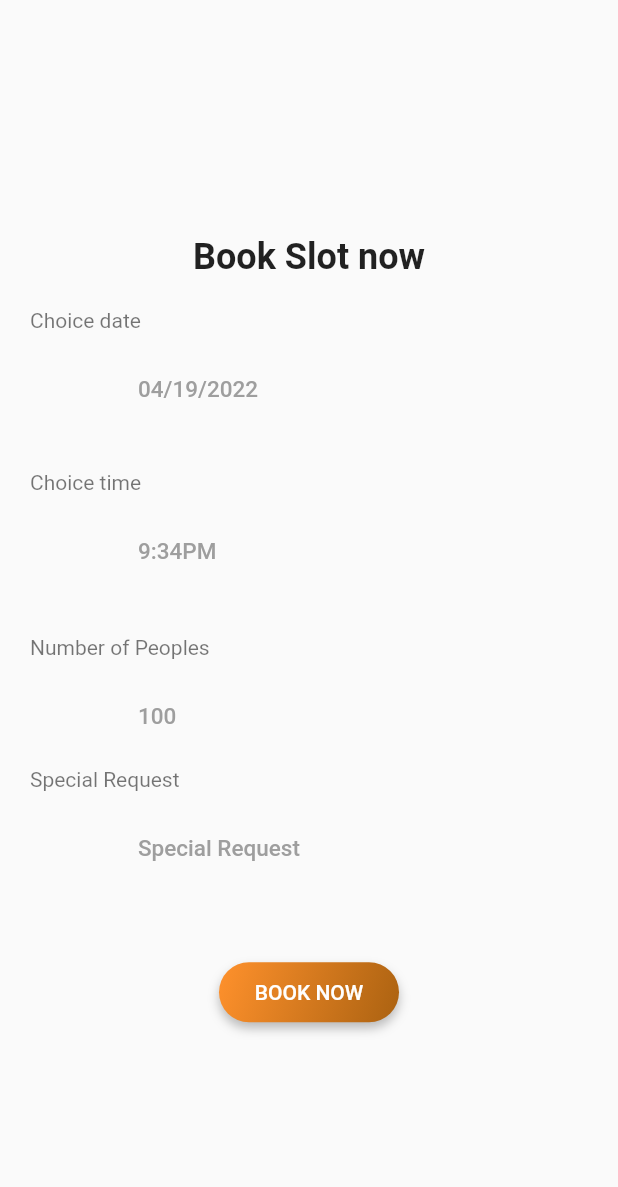
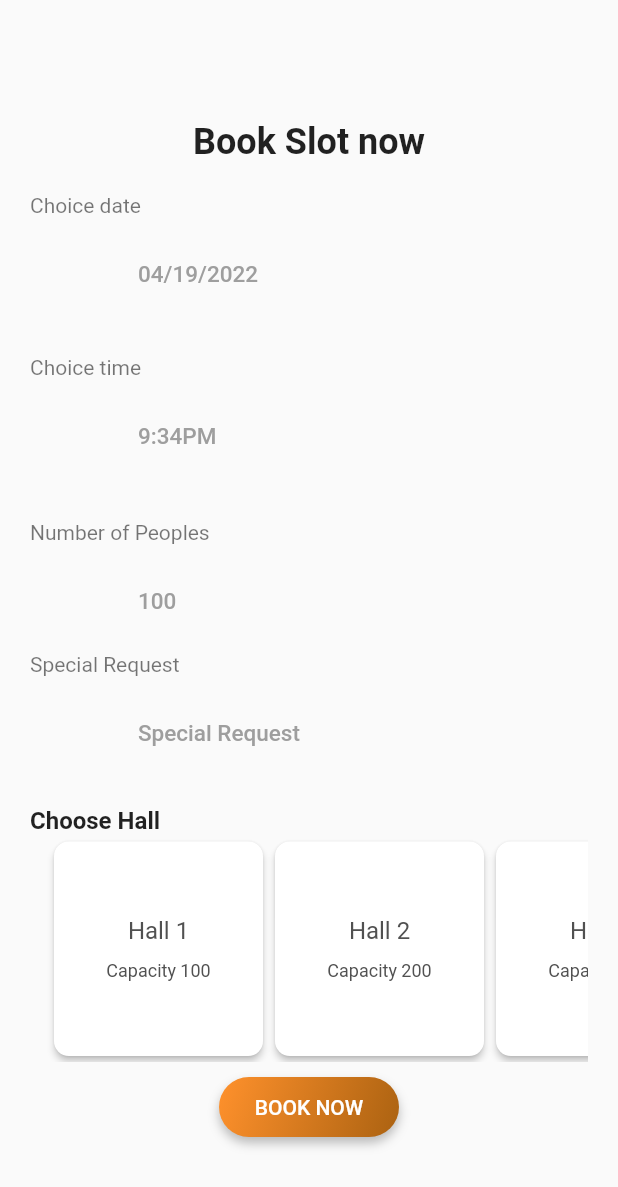
Before and after one commit to kalimullahdev/ies, a Flutter app: the MarriageDetail screen opened directly with empty values, after a tap on "Book now", on a phone screen of 412 x 824 dp. Shown: the top 1187 px of the screen. Run offline on Flutter 3.47's test engine with Material 2 defaults, Android fonts, the phone set to English and light mode, and no system bars; our stand-ins replace cached_network_image, flutter_rating_bar; network calls fail.

Commit message:
Improved the existing code

```diff
--- /dev/null
+++ b/lib/presentation/base/card_selector_from_list.dart
@@ -0,0 +1,227 @@
+import 'package:flutter/material.dart';
+import 'package:ies/presentation/base/others/global_function.dart';
+import 'package:ies/presentation/base/others/global_widget.dart';
+import 'package:ies/utill/dimensions.dart';
+
+class ProductModel {
+  late int id;
+  late String name;
+  double? price;
+  late String image;
+  double? rating;
+  int? review;
+  late int sale;
+  int? stock;
+  String? location;
+
+  ProductModel(
+      {required this.id,
+      required this.name,
+      this.price,
+      required this.image,
+      this.rating,
+      this.review,
+      required this.sale,
+      this.stock,
+      this.location});
+}
+
+class CardSelectorFromList extends StatefulWidget {
+  const CardSelectorFromList({Key? key}) : super(key: key);
+
+  @override
+  _CardSelectorFromListState createState() => _CardSelectorFromListState();
+}
+
+class _CardSelectorFromListState extends State<CardSelectorFromList> {
+  // initialize global widget
+  final _globalWidget = GlobalWidget();
+  final _globalFunction = GlobalFunction();
+
+  List<ProductModel> _productData = [];
+  final Color _color1 = const Color(0xFF515151);
+
+  @override
+  void initState() {
+    _getData();
+    super.initState();
+  }
+
+  @override
+  void dispose() {
+    super.dispose();
+  }
+
+  void _getData() {
+    _productData = [
+      ProductModel(
+        id: 21,
+        name: "Red, White and Gold Decor",
+        price: 18.3,
+        image:
+            "https://www.meltingflowers.com/blogs/wp-content/uploads/2016/06/IMG_20141026_195642-modified-FILEminimizer.jpg",
+        rating: 5,
+        review: 212,
+        sale: 735,
+        location: "Karachi",
+      ),
+      ProductModel(
+        id: 21,
+        name: "Lavender Wedding Decor",
+        price: 18.3,
+        image:
+            "https://de927adv5b23k.cloudfront.net/wp-content/uploads/2019/05/30140537/Wedding-stage-decor-wreath-also-jaimaal-stage-The-Rich-Pages.jpeg",
+        rating: 5,
+        review: 212,
+        sale: 735,
+        location: "Karachi",
+      ),
+      ProductModel(
+        id: 21,
+        name: "Power of Flower Decor",
+        price: 18.3,
+        image:
+            "https://www.geo.tv/assets/uploads/updates/2019-03-21/231757_5095423_updates.jpg",
+        rating: 5,
+        review: 212,
+        sale: 735,
+        location: "Karachi",
+      ),
+      ProductModel(
+        id: 21,
+        name: "Karachi marriage halls",
+        price: 18.3,
+        image:
+            "https://www.geo.tv/assets/uploads/updates/2019-03-21/231757_5095423_updates.jpg",
+        rating: 5,
+        review: 212,
+        sale: 735,
+        location: "Karachi",
+      ),
+      ProductModel(
+        id: 21,
+        name: "Karachi marriage halls",
+        price: 18.3,
+        image:
+            "https://www.geo.tv/assets/uploads/updates/2019-03-21/231757_5095423_updates.jpg",
+        rating: 5,
+        review: 212,
+        sale: 735,
+        location: "Karachi",
+      ),
+    ];
+  }
+
+  @override
+  Widget build(BuildContext context) {
+    final double boxImageSize = (MediaQuery.of(context).size.width / 3);
+
+    return ListView(
+      shrinkWrap: true,
+      physics: const NeverScrollableScrollPhysics(),
+      children: [
+        Column(
+          children: [
+            const Align(
+              alignment: Alignment.centerLeft,
+              child: Text(
+                'Choose Hall',
+                style: TextStyle(fontSize: 16, fontWeight: FontWeight.bold),
+              ),
+            ),
+            SizedBox(
+              height: boxImageSize * 1.1,
+              child: ListView.builder(
+                padding: const EdgeInsets.symmetric(horizontal: 12),
+                scrollDirection: Axis.horizontal,
+                itemCount: _productData.length,
+                itemBuilder: (BuildContext context, int index) {
+                  return ChooseHallWidget(
+                    boxImageSize: boxImageSize,
+                    color1: _color1,
+                    index: index,
+                  );
+                },
+              ),
+            ),
+          ],
+        ),
+      ],
+    );
+  }
+}
+
+class ChooseHallWidget extends StatefulWidget {
+  const ChooseHallWidget({
+    Key? key,
+    required this.boxImageSize,
+    required Color color1,
+    required this.index,
+  })  : _color1 = color1,
+        super(key: key);
+
+  final double boxImageSize;
+  final Color _color1;
+  final int index;
+
+  @override
+  State<ChooseHallWidget> createState() => _ChooseHallWidgetState();
+}
+
+class _ChooseHallWidgetState extends State<ChooseHallWidget> {
+  int currentIndex = 0;
+
+  void changeCurrentHall(int newIndex) {
+    setState(() {
+      currentIndex = newIndex;
+    });
+  }
+
+  @override
+  Widget build(BuildContext context) {
+    return SizedBox(
+      width: widget.boxImageSize + 10,
+      child: Card(
+        shape: RoundedRectangleBorder(
+          borderRadius: BorderRadius.circular(10),
+        ),
+        // color: currentIndex == widget.index ? Colors.green : Colors.white,
+        elevation: 2,
+        child: GestureDetector(
+          behavior: HitTestBehavior.translucent,
+          onTap: () {
+            changeCurrentHall(widget.index);
+            // Fluttertoast.showToast(
+            //     msg: 'Click ' + _productData[index].name,
+            //     toastLength: Toast.LENGTH_SHORT);
+          },
+          child: Padding(
+            padding: const EdgeInsets.all(8.0),
+            child: Column(
+              mainAxisAlignment: MainAxisAlignment.center,
+              crossAxisAlignment: CrossAxisAlignment.center,
+              children: [
+                Text(
+                  "Hall ${widget.index + 1}",
+                  style: TextStyle(
+                    fontSize: Dimensions.FONT_SIZE_LARGE,
+                    color: widget._color1,
+                  ),
+                  maxLines: 2,
+                  overflow: TextOverflow.ellipsis,
+                ),
+                const SizedBox(height: Dimensions.PADDING_SIZE_SMALL),
+                Text(
+                  "Capacity ${widget.index + 1}00",
+                  style: TextStyle(fontSize: 12, color: widget._color1),
+                  maxLines: 2,
+                  overflow: TextOverflow.ellipsis,
+                ),
+              ],
+            ),
+          ),
+        ),
+      ),
+    );
+  }
+}
--- a/lib/presentation/screens/book_slot/book_slot.dart
+++ b/lib/presentation/screens/book_slot/book_slot.dart
@@ -1,4 +1,5 @@
 import 'package:flutter/material.dart';
+import 'package:ies/presentation/base/card_selector_from_list.dart';
 import 'package:ies/presentation/base/custom_rounded_button.dart';
 import 'package:ies/presentation/base/custom_text_field.dart';
 import 'package:ies/utill/dimensions.dart';
@@ -108,12 +109,15 @@ class _BookSlotScreenState extends State<BookSlotScreen> {
                       hintText: 'Special Request',
                       controller: _specialRequestController,
                     ),
-                    const SizedBox(height: 22),
-                    const SizedBox(height: 10),
+                    const SizedBox(
+                      height: Dimensions.PADDING_SIZE_DEFAULT,
+                    ),
+                    const CardSelectorFromList(),
                     Center(
                       child: CustomRoundedButton(
                         buttonText: "BOOK NOW",
                         onpressed: () {
+                          Navigator.pop(context);
                           String _fullName = _fullNameController.text.trim();
                           String _email = _emailController.text.trim();
                           String _date = _dateController.text.trim();
@@ -123,7 +127,7 @@ class _BookSlotScreenState extends State<BookSlotScreen> {
                               _specialRequestController.text.trim();
                         },
                       ),
-                    )
+                    ),
                   ],
                 ),
               ),
--- a/lib/theme/light_theme.dart
+++ b/lib/theme/light_theme.dart
@@ -12,6 +12,7 @@ ThemeData lightTheme = ThemeData(
   appBarTheme: const AppBarTheme(
     backgroundColor: ColorResources.colorPrimary,
   ),
+  backgroundColor: ColorResources.appBackgroundColor,
   textButtonTheme: TextButtonThemeData(
     style: TextButton.styleFrom(
       primary: Colors.black,
--- a/lib/utill/color_resources.dart
+++ b/lib/utill/color_resources.dart
@@ -8,6 +8,7 @@ class ColorResources {
   static const Color textColor3 = Color(0xFFaaaaaa);
   static const Color whiteColor = Colors.white;
   static const Color greyColor = Colors.grey;
+  static const Color appBackgroundColor = Color(0xffFFF3E3);
 
   static const LinearGradient blueLinearGradient = LinearGradient(
     begin: Alignment.topLeft,
```
